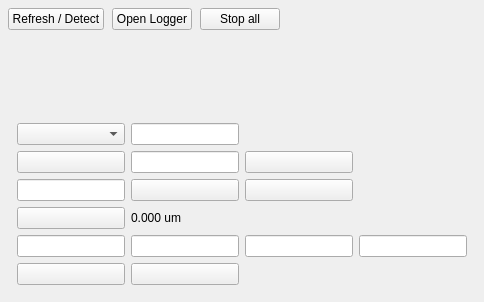
The window that thorKinesisPlugin/thorlabsKinesisPlugin_UI.ui (janlazer/UKE-thorKinesisPlugin) describes before a commit, drawn with Qt 5.
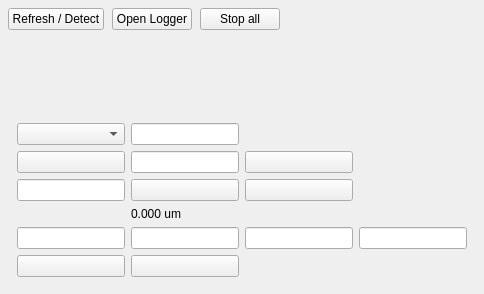
The same window after the commit.

Commit message: Refresh stage positions automatically

The edit to the form file:
```diff
--- a/thorKinesisPlugin/thorlabsKinesisPlugin_UI.ui
+++ b/thorKinesisPlugin/thorlabsKinesisPlugin_UI.ui
@@ -122,9 +122,6 @@
                             <item row="2" column="2">
                                 <widget class="QPushButton" name="pushButton_stepUp" />
                             </item>
-                            <item row="3" column="0">
-                                <widget class="QPushButton" name="pushButton_getPosition" />
-                            </item>
                             <item row="3" column="1">
                                 <widget class="QLabel" name="label_positionValue">
                                     <property name="text">
```
The commit also changes 2 other files.
